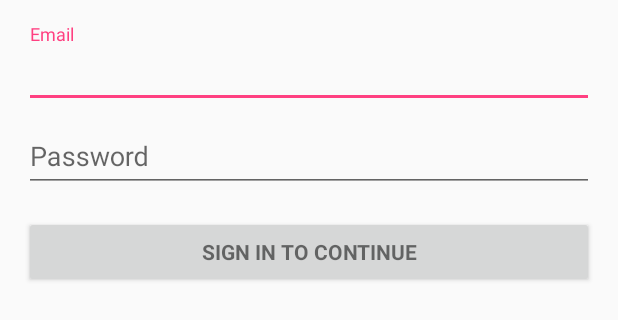
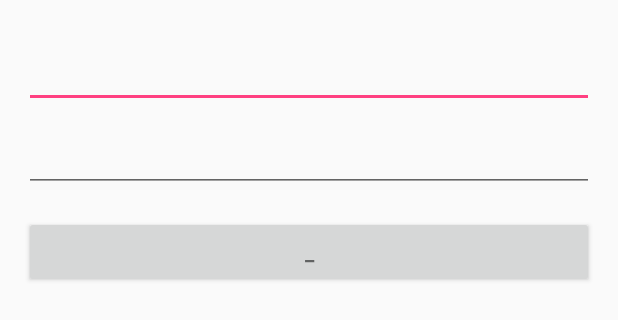
Before and after one commit to z80lives/XodeboxFood, an Android app: the layout activity_login.xml on its own in the app's theme, with its tools: preview values and no code run, on a phone screen of 412 x 824 dp. Shown: the top 320 px of the screen. Run offline under Robolectric (Android 15) with nearby library versions, the phone set to English and light mode, and no system bars; network calls fail.

```diff
--- a/app/src/main/res/layout/activity_login.xml
+++ b/app/src/main/res/layout/activity_login.xml
@@ -38,7 +38,7 @@
                     android:id="@+id/email"
                     android:layout_width="match_parent"
                     android:layout_height="wrap_content"
-                    android:hint="@string/prompt_email"
+                    android:hint=""
                     android:inputType="textEmailAddress"
                     android:maxLines="1"
                     android:singleLine="true" />
@@ -53,9 +53,9 @@
                     android:id="@+id/password"
                     android:layout_width="match_parent"
                     android:layout_height="wrap_content"
-                    android:hint="@string/prompt_password"
+                    android:hint=""
                     android:imeActionId="@+id/login"
-                    android:imeActionLabel="@string/action_sign_in_short"
+                    android:imeActionLabel=""
                     android:imeOptions="actionUnspecified"
                     android:inputType="textPassword"
                     android:maxLines="1"
@@ -69,7 +69,7 @@
                 android:layout_width="match_parent"
                 android:layout_height="wrap_content"
                 android:layout_marginTop="16dp"
-                android:text="@string/action_sign_in"
+                android:text="_"
                 android:textStyle="bold" />
 
         </LinearLayout>
```
Also changed, not shown: app/src/main/java/xodebox/food/RestaurantPage.java (deleted, +0 -13 lines).
